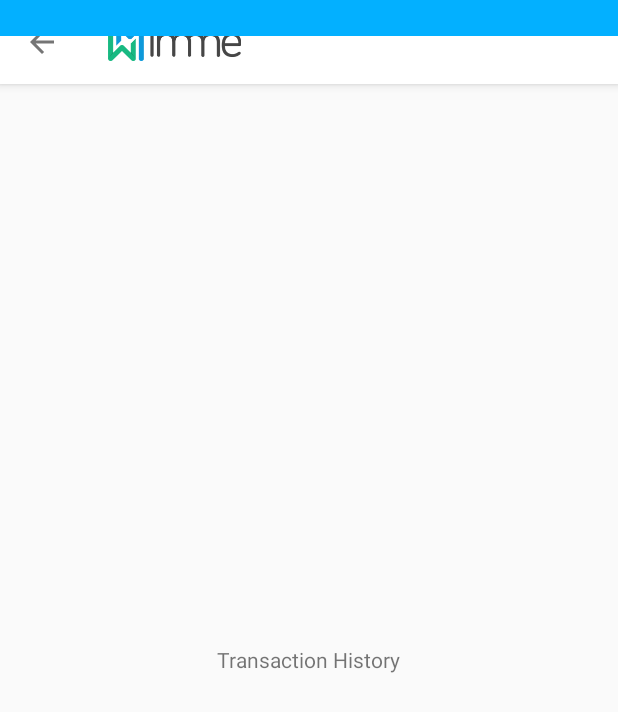
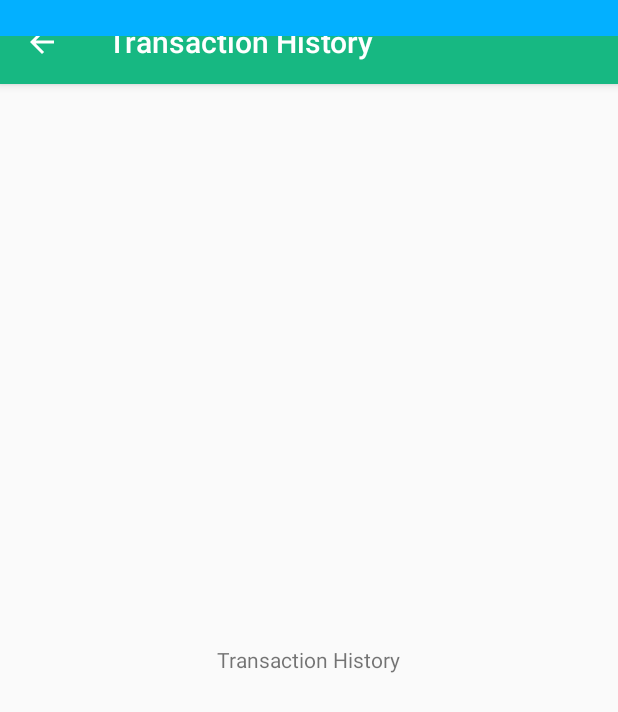
Before and after one commit to dhutapratama/IMMEclient, an Android app: the TransactionHistoryActivity screen opened directly, with no data from a screen before it, on a phone screen of 412 x 824 dp. Shown: the top 712 px of the screen. Run offline under Robolectric (Android 15) with nearby library versions, the light colour scheme and no system bars.

Commit message:
Update all Nav Bar Name
Change logo IMME with page Name

```diff
--- a/app/src/main/AndroidManifest.xml
+++ b/app/src/main/AndroidManifest.xml
@@ -179,7 +179,7 @@
             android:label="@string/title_activity_transaction_history"
             android:parentActivityName=".MainActivity"
             android:screenOrientation="portrait"
-            android:theme="@style/AppTheme.NoActionBar">
+            android:theme="@style/AppThemeGreen.NoActionBar">
             <meta-data
                 android:name="android.support.PARENT_ACTIVITY"
                 android:value="com.imme.immeclient.MainActivity" />
--- a/app/src/main/java/com/imme/immeclient/AboutActivity.java
+++ b/app/src/main/java/com/imme/immeclient/AboutActivity.java
@@ -23,6 +23,8 @@ public class AboutActivity extends AppCompatActivity {
         Toolbar toolbar = (Toolbar) findViewById(R.id.toolbar);
         setSupportActionBar(toolbar);
 
+        getSupportActionBar().setDisplayHomeAsUpEnabled(true);
+
         SystemBarTintManager tintManager = new SystemBarTintManager(this);
         // enable status bar tint
         tintManager.setStatusBarTintEnabled(true);
--- a/app/src/main/java/com/imme/immeclient/FeedbackActivity.java
+++ b/app/src/main/java/com/imme/immeclient/FeedbackActivity.java
@@ -21,9 +21,6 @@ public class FeedbackActivity extends AppCompatActivity {
         setSupportActionBar(toolbar);
 
         getSupportActionBar().setDisplayHomeAsUpEnabled(true);
-        getSupportActionBar().setTitle("");
-        getSupportActionBar().setDisplayUseLogoEnabled(true);
-        getSupportActionBar().setLogo(R.mipmap.imme_logo);
 
         SystemBarTintManager tintManager = new SystemBarTintManager(this);
         // enable status bar tint
--- a/app/src/main/java/com/imme/immeclient/HelpAndSupportActivity.java
+++ b/app/src/main/java/com/imme/immeclient/HelpAndSupportActivity.java
@@ -23,9 +23,6 @@ public class HelpAndSupportActivity extends AppCompatActivity {
         setSupportActionBar(toolbar);
 
         getSupportActionBar().setDisplayHomeAsUpEnabled(true);
-        getSupportActionBar().setTitle("");
-        getSupportActionBar().setDisplayUseLogoEnabled(true);
-        getSupportActionBar().setLogo(R.mipmap.imme_logo);
 
         SystemBarTintManager tintManager = new SystemBarTintManager(this);
         // enable status bar tint
--- a/app/src/main/java/com/imme/immeclient/PrivacyPolicyActivity.java
+++ b/app/src/main/java/com/imme/immeclient/PrivacyPolicyActivity.java
@@ -21,9 +21,6 @@ public class PrivacyPolicyActivity extends AppCompatActivity {
         setSupportActionBar(toolbar);
 
         getSupportActionBar().setDisplayHomeAsUpEnabled(true);
-        getSupportActionBar().setTitle("");
-        getSupportActionBar().setDisplayUseLogoEnabled(true);
-        getSupportActionBar().setLogo(R.mipmap.imme_logo);
 
         SystemBarTintManager tintManager = new SystemBarTintManager(this);
         // enable status bar tint
--- a/app/src/main/java/com/imme/immeclient/TransactionHistoryActivity.java
+++ b/app/src/main/java/com/imme/immeclient/TransactionHistoryActivity.java
@@ -21,9 +21,6 @@ public class TransactionHistoryActivity extends AppCompatActivity {
         setSupportActionBar(toolbar);
 
         getSupportActionBar().setDisplayHomeAsUpEnabled(true);
-        getSupportActionBar().setTitle("");
-        getSupportActionBar().setDisplayUseLogoEnabled(true);
-        getSupportActionBar().setLogo(R.mipmap.imme_logo);
 
         SystemBarTintManager tintManager = new SystemBarTintManager(this);
         // enable status bar tint
--- a/app/src/main/java/com/imme/immeclient/UserAgreementActivity.java
+++ b/app/src/main/java/com/imme/immeclient/UserAgreementActivity.java
@@ -17,9 +17,6 @@ public class UserAgreementActivity extends AppCompatActivity {
         setSupportActionBar(toolbar);
 
         getSupportActionBar().setDisplayHomeAsUpEnabled(true);
-        getSupportActionBar().setTitle("");
-        getSupportActionBar().setDisplayUseLogoEnabled(true);
-        getSupportActionBar().setLogo(R.mipmap.imme_logo);
 
         SystemBarTintManager tintManager = new SystemBarTintManager(this);
         // enable status bar tint
--- a/app/src/main/res/layout/activity_security_settings.xml
+++ b/app/src/main/res/layout/activity_security_settings.xml
@@ -22,6 +22,6 @@
 
     </android.support.design.widget.AppBarLayout>
 
-    z<include layout="@layout/content_security_settings" />
+    <include layout="@layout/content_security_settings" />
 
 </android.support.design.widget.CoordinatorLayout>
--- a/app/src/main/res/layout/activity_transaction_history.xml
+++ b/app/src/main/res/layout/activity_transaction_history.xml
@@ -2,16 +2,23 @@
 <android.support.design.widget.CoordinatorLayout
     xmlns:android="http://schemas.android.com/apk/res/android"
     xmlns:app="http://schemas.android.com/apk/res-auto"
-    xmlns:tools="http://schemas.android.com/tools" android:layout_width="match_parent"
-    android:layout_height="match_parent" android:fitsSystemWindows="true"
+    xmlns:tools="http://schemas.android.com/tools"
+    android:layout_width="match_parent"
+    android:layout_height="match_parent"
+    android:fitsSystemWindows="true"
     tools:context="com.imme.immeclient.TransactionHistoryActivity">
 
-    <android.support.design.widget.AppBarLayout android:layout_height="wrap_content"
-        android:layout_width="match_parent" android:theme="@style/AppTheme.AppBarOverlay">
+    <android.support.design.widget.AppBarLayout
+        android:layout_height="wrap_content"
+        android:layout_width="match_parent"
+        android:theme="@style/AppThemeGreen.AppBarOverlay">
 
-        <android.support.v7.widget.Toolbar android:id="@+id/toolbar"
-            android:layout_width="match_parent" android:layout_height="?attr/actionBarSize"
-            android:background="?attr/colorPrimary" app:popupTheme="@style/AppTheme.PopupOverlay" />
+        <android.support.v7.widget.Toolbar
+            android:id="@+id/toolbar"
+            android:layout_width="match_parent"
+            android:layout_height="?attr/actionBarSize"
+            android:background="?attr/colorPrimary"
+            app:popupTheme="@style/AppThemeGreen.PopupOverlay" />
 
     </android.support.design.widget.AppBarLayout>
 
```
Also changed, not shown: app/src/main/res/values/strings.xml (+16 -9 lines), 1 other file.
